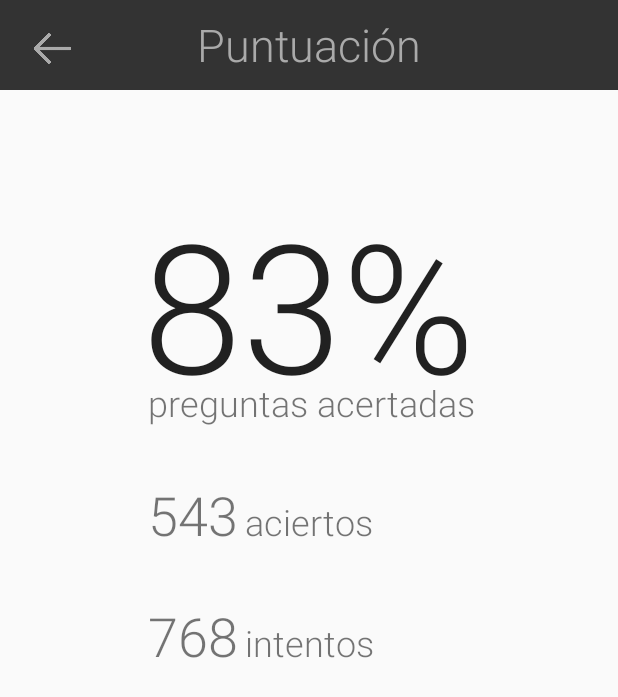
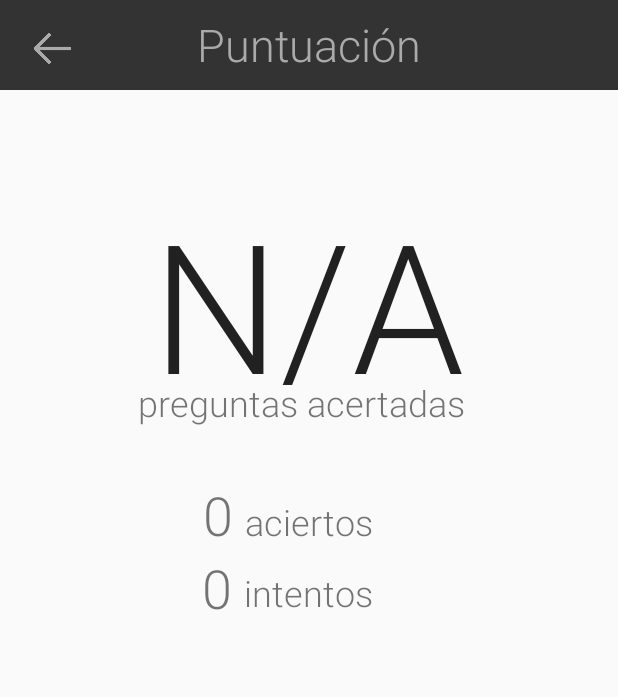
Before and after one commit to aitor422/arquitecturadelsoftware, an Android app: the Puntuacion screen opened directly, with no data from a screen before it, on a phone screen of 412 x 824 dp. Shown: the top 697 px of the screen. Run offline under Robolectric (Android 15) with nearby library versions, the light colour scheme and no system bars.

Commit message:
añadido almacenamiento local de puntuacion

```diff
--- a/CulturApp/app/src/main/java/com/micompany/culturapp/MainActivity.java
+++ b/CulturApp/app/src/main/java/com/micompany/culturapp/MainActivity.java
@@ -41,6 +41,10 @@ package com.micompany.culturapp;
         import com.mapbox.mapboxsdk.maps.MapboxMap;
         import com.mapbox.mapboxsdk.maps.OnMapReadyCallback;
 
+        import java.io.FileInputStream;
+        import java.io.FileNotFoundException;
+        import java.io.FileOutputStream;
+        import java.io.IOException;
         import java.util.ArrayList;
 
 public class MainActivity extends AppCompatActivity {
@@ -126,6 +130,7 @@ public class MainActivity extends AppCompatActivity {
                 mapboxMap.getMyLocationViewSettings().setForegroundTintColor(Color.parseColor("#0EB179"));
                 mapboxMap.getMyLocationViewSettings().setAccuracyAlpha(0);
                 toggleGps(!mapboxMap.isMyLocationEnabled());
+                //anadirMarcadores();
                 floatingActionButton.setVisibility(View.GONE);
             }
         });
@@ -325,4 +330,8 @@ public class MainActivity extends AppCompatActivity {
             }
         }
     }
+
+    private void anadirMarcadores() {
+
+    }
 }
--- a/CulturApp/app/src/main/java/com/micompany/culturapp/Puntuacion.java
+++ b/CulturApp/app/src/main/java/com/micompany/culturapp/Puntuacion.java
@@ -1,11 +1,21 @@
 package com.micompany.culturapp;
 
+import android.content.Context;
 import android.content.Intent;
 import android.support.v7.app.AppCompatActivity;
 import android.os.Bundle;
 import android.view.Gravity;
 import android.view.View;
 import android.widget.ImageButton;
+import android.widget.TextView;
+
+import java.io.BufferedReader;
+import java.io.File;
+import java.io.FileInputStream;
+import java.io.FileNotFoundException;
+import java.io.FileOutputStream;
+import java.io.FileReader;
+import java.io.IOException;
 
 public class Puntuacion extends AppCompatActivity {
 
@@ -13,6 +23,8 @@ public class Puntuacion extends AppCompatActivity {
 
     @Override
     protected void onCreate(Bundle savedInstanceState) {
+        byte[] bytes;
+        String score;
         super.onCreate(savedInstanceState);
         setContentView(R.layout.activity_puntuacion);
 
@@ -24,6 +36,33 @@ public class Puntuacion extends AppCompatActivity {
                 killActivity();
             }
         });
+        String FILENAME = "puntuacion";
+        File fichero = getFileStreamPath(FILENAME);
+        if (fichero.exists()) {
+            try {
+                BufferedReader in = new BufferedReader(new FileReader(fichero));
+                score = in.readLine();
+                String[] tok = score.split("-");
+                TextView aciertos = (TextView) findViewById(R.id.aciertos);
+                aciertos.setText(tok[0]);
+                TextView intentos = (TextView) findViewById(R.id.intentos);
+                intentos.setText(tok[1]);
+                in.close();
+            }
+            catch (IOException e) {
+
+            }
+        }
+        else {
+            try {
+                String string = "0-0";
+                FileOutputStream fos = new FileOutputStream(fichero);
+                fos.write(string.getBytes());
+                fos.close();
+            }
+            catch (IOException e) {
+            }
+        }
     }
     private void killActivity() {
         finish();
--- a/CulturApp/app/src/main/res/layout-land/activity_puntuacion.xml
+++ b/CulturApp/app/src/main/res/layout-land/activity_puntuacion.xml
@@ -72,7 +72,7 @@
                 android:layout_width="wrap_content"
                 android:layout_height="wrap_content"
                 android:fontFamily="sans-serif-light"
-                android:text="83%"
+                android:text="N/A"
                 android:textAppearance="@style/TextAppearance.AppCompat"
                 android:textSize="120sp"
                 android:layout_alignParentTop="true"
@@ -101,10 +101,11 @@
                 android:id="@+id/aciertos"
                 android:layout_width="wrap_content"
                 android:layout_height="wrap_content"
+                android:layout_toLeftOf="@id/aciertos_texto"
                 android:fontFamily="sans-serif-light"
-                android:text="543"
+                android:text="0"
                 android:textSize="36sp"
-                android:paddingLeft="30dp"
+                android:paddingRight="8dp"
                />
 
 
@@ -112,14 +113,14 @@
                 android:id="@+id/intentos"
                 android:layout_width="wrap_content"
                 android:layout_height="wrap_content"
-                android:layout_alignLeft="@+id/aciertos"
-                android:layout_alignStart="@+id/aciertos"
+                android:layout_toLeftOf="@id/intentos_texto"
                 android:layout_below="@+id/aciertos"
                 android:layout_marginTop="32dp"
                 android:fontFamily="sans-serif-light"
-                android:text="768"
+                android:text="0"
                 android:textSize="36sp"
-                android:paddingLeft="30dp"
+                android:paddingRight="8dp"
+
                 />
 
 
--- a/CulturApp/app/src/main/res/layout/activity_main.xml
+++ b/CulturApp/app/src/main/res/layout/activity_main.xml
@@ -44,7 +44,6 @@
                 android:id="@+id/burgerMenu"
                 android:layout_width="wrap_content"
                 android:layout_height="wrap_content"
-
                 app:srcCompat="@drawable/ic_menu"
                 app:backgroundTint="#0EB179"
                 android:layout_margin="16dp"/>
--- a/CulturApp/app/src/main/res/layout/activity_puntuacion.xml
+++ b/CulturApp/app/src/main/res/layout/activity_puntuacion.xml
@@ -65,7 +65,7 @@
             android:layout_height="wrap_content"
             android:layout_marginTop="62dp"
             android:fontFamily="sans-serif-light"
-            android:text="83%"
+            android:text="N/A"
             android:textAlignment="center"
             android:textAppearance="@style/TextAppearance.AppCompat"
             android:paddingBottom="0dp"
@@ -86,57 +86,62 @@
             android:layout_alignEnd="@+id/porcentaje"
             android:layout_marginTop="130dp" />
 
-
-        <TextView
-            android:id="@+id/aciertos"
-            android:layout_width="wrap_content"
-            android:layout_height="wrap_content"
-            android:layout_marginTop="34dp"
-            android:fontFamily="sans-serif-light"
-            android:text="543"
-            android:textSize="36sp"
-            android:layout_below="@+id/preguntas_acertadas"
-            android:layout_alignLeft="@+id/preguntas_acertadas"
-            android:layout_alignStart="@+id/preguntas_acertadas" />
-
-
-        <TextView
-            android:id="@+id/intentos"
-            android:layout_width="wrap_content"
-            android:layout_height="wrap_content"
-            android:layout_alignLeft="@+id/aciertos"
-            android:layout_alignStart="@+id/aciertos"
-            android:layout_below="@+id/aciertos"
-            android:layout_marginTop="32dp"
-            android:fontFamily="sans-serif-light"
-            android:text="768"
-            android:textSize="36sp" />
-
-
         <TextView
 
             android:id="@+id/aciertos_texto"
             android:layout_width="wrap_content"
             android:layout_height="wrap_content"
             android:layout_alignBaseline="@+id/aciertos"
-            android:layout_alignBottom="@+id/aciertos"
             android:layout_centerHorizontal="true"
             android:fontFamily="sans-serif-light"
             android:text="aciertos"
             android:textSize="24sp" />
 
         <TextView
+            android:id="@+id/aciertos"
+            android:gravity="end"
+            android:layout_width="wrap_content"
+            android:layout_height="wrap_content"
+            android:layout_marginTop="34dp"
+            android:fontFamily="sans-serif-light"
+            android:text="0"
+            android:paddingRight="8dp"
+            android:textAlignment="textEnd"
+            android:textSize="36sp"
+            android:layout_below="@+id/preguntas_acertadas"
+            android:layout_toLeftOf="@id/aciertos_texto"
+            />
+
+        <TextView
 
             android:id="@+id/intentos_texto"
             android:layout_width="wrap_content"
             android:layout_height="wrap_content"
-            android:layout_alignBaseline="@+id/intentos"
-            android:layout_alignBottom="@+id/intentos"
-            android:layout_alignLeft="@+id/aciertos_texto"
-            android:layout_alignStart="@+id/aciertos_texto"
             android:fontFamily="sans-serif-light"
             android:text="intentos"
-            android:textSize="24sp" />
+            android:textSize="24sp"
+            android:layout_marginTop="11dp"
+            android:layout_below="@+id/aciertos"
+            android:layout_alignRight="@+id/aciertos_texto"
+            android:layout_alignEnd="@+id/aciertos_texto"
+            />
+
+        <TextView
+            android:id="@+id/intentos"
+            android:gravity="end"
+            android:layout_width="wrap_content"
+            android:layout_height="wrap_content"
+            android:textAlignment="textEnd"
+            android:paddingRight="8dp"
+            android:fontFamily="sans-serif-light"
+            android:text="0"
+            android:layout_alignBottom="@id/intentos_texto"
+            android:layout_toLeftOf="@id/intentos_texto"
+            android:layout_below="@id/aciertos"
+            android:textSize="36sp" />
+
+
+
 
     </RelativeLayout>
 
```
